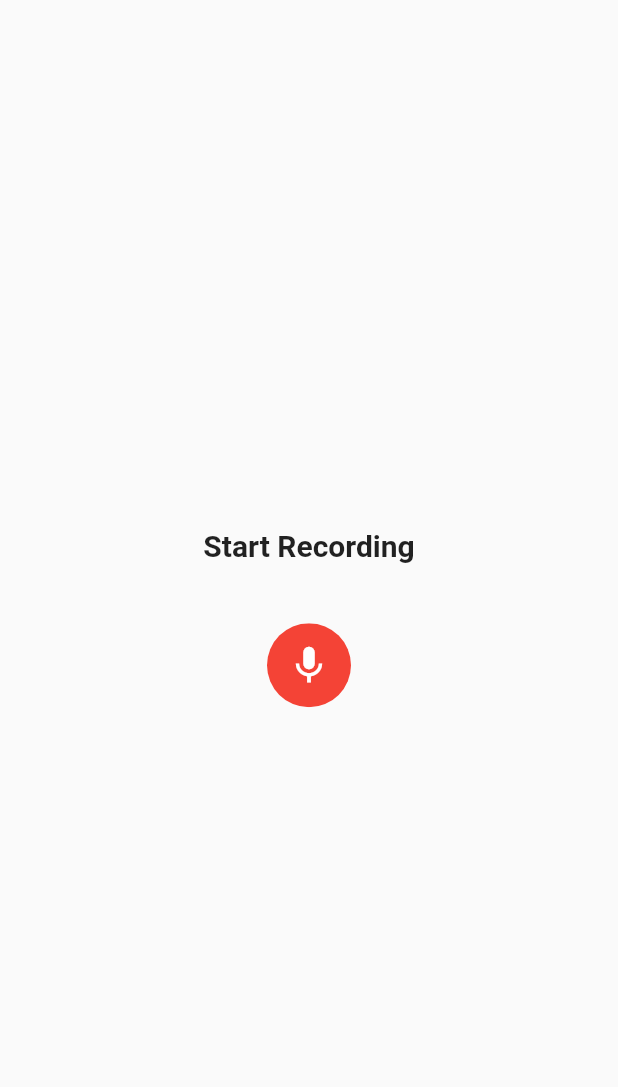
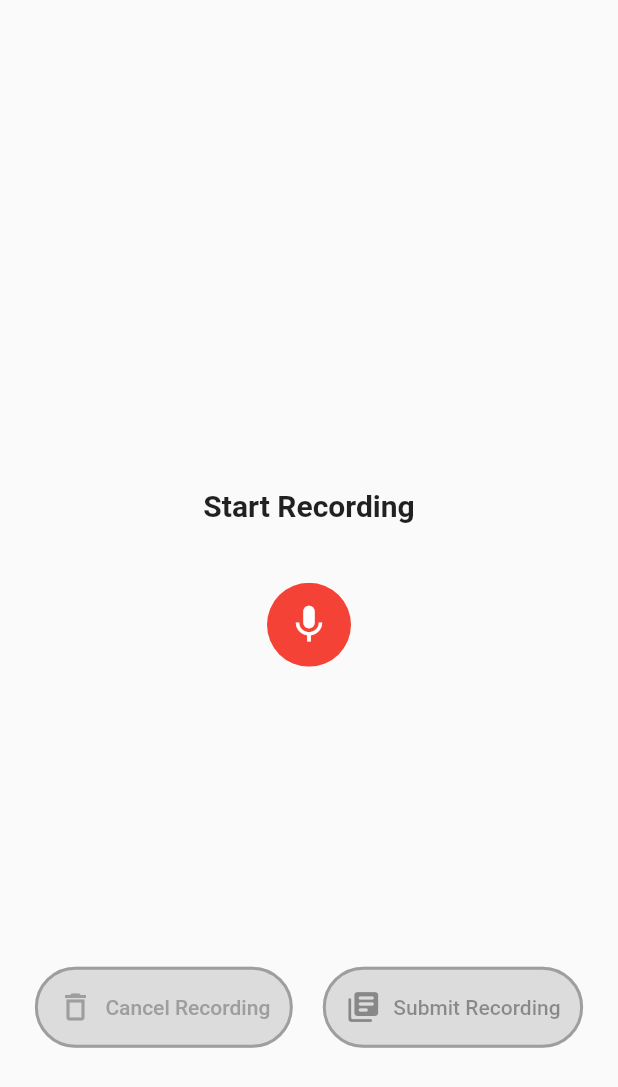
Before and after one commit to rohansolse/recorder_poc, a Flutter app: the screen it shows after launch, on a phone screen of 412 x 824 dp. Shown: the top 1087 px of the screen. Run offline on Flutter 3.47's test engine with Material 2 defaults, Android fonts, the phone set to English and light mode, and no system bars; our stand-ins replace audioplayers; missing offline and left inert: record; statements that could not run were skipped.

Commit message:
buttons with enable disable functionality done

```diff
--- a/lib/audio_recorder.dart
+++ b/lib/audio_recorder.dart
@@ -20,6 +20,7 @@ class _AudioRecorderState extends State<AudioRecorder> {
   RecordState _recordState = RecordState.stop;
   StreamSubscription<Amplitude>? _amplitudeSub;
   Amplitude? _amplitude;
+  late bool isRecordingStarted = false;
 
   @override
   void initState() {
@@ -27,7 +28,13 @@ class _AudioRecorderState extends State<AudioRecorder> {
       setState(() => _recordState = recordState);
     });
 
-    _amplitudeSub = _audioRecorder.onAmplitudeChanged(const Duration(milliseconds: 300)).listen((amp) => setState(() => _amplitude = amp));
+    _amplitudeSub = _audioRecorder
+        .onAmplitudeChanged(
+          const Duration(milliseconds: 300),
+        )
+        .listen(
+          (amp) => setState(() => _amplitude = amp),
+        );
 
     super.initState();
   }
@@ -35,6 +42,9 @@ class _AudioRecorderState extends State<AudioRecorder> {
   Future<void> _start() async {
     try {
       if (await _audioRecorder.hasPermission()) {
+        setState(() {
+          isRecordingStarted = true;
+        });
         // We don't do anything with this but printing
         final isSupported = await _audioRecorder.isEncoderSupported(
           AudioEncoder.aacLc,
@@ -59,6 +69,9 @@ class _AudioRecorderState extends State<AudioRecorder> {
   }
 
   Future<void> _stop() async {
+    setState(() {
+      isRecordingStarted = false;
+    });
     _timer?.cancel();
     _recordDuration = 0;
 
@@ -86,19 +99,55 @@ class _AudioRecorderState extends State<AudioRecorder> {
         child: Column(
           mainAxisAlignment: MainAxisAlignment.center,
           children: [
+            const SizedBox(height: 200),
             _buildText(),
-              SizedBox(height: 40),
+            const SizedBox(height: 40),
             _buildRecordStopControl(),
-              // Row(
-              //   mainAxisAlignment: MainAxisAlignment.center,
-              //   children: <Widget>[
-              //     _buildRecordStopControl(),
-              //     const SizedBox(width: 20),
-              //     _buildPauseResumeControl(),
-              //     const SizedBox(width: 20),
-              //     _buildText(),
-              //   ],
-              // ),
+            const SizedBox(height: 200),
+            Row(
+              mainAxisAlignment: MainAxisAlignment.center,
+              children: [
+                ElevatedButton.icon(
+                  icon: Icon(
+                    Icons.delete_outline_outlined,
+                    color: isRecordingStarted ? const Color.fromRGBO(0, 152, 116, 1) : const Color.fromRGBO(158, 158, 158, 1),
+                  ),
+                  label: Text(
+                    'Cancel Recording',
+                    style: isRecordingStarted
+                        ? const TextStyle(color: Color.fromRGBO(0, 152, 116, 1))
+                        : const TextStyle(color: Color.fromRGBO(158, 158, 158, 1)),
+                  ),
+                  onPressed: isRecordingStarted ? () {} : null,
+                  style: ElevatedButton.styleFrom(
+                    backgroundColor: Colors.white,
+                    padding: const EdgeInsets.symmetric(horizontal: 15.0, vertical: 15.0),
+                    shape: RoundedRectangleBorder(
+                      borderRadius: BorderRadius.circular(50.0),
+                      side: isRecordingStarted
+                          ? const BorderSide(color: Color.fromRGBO(0, 152, 116, 1), width: 2)
+                          : const BorderSide(color: Color.fromRGBO(158, 158, 158, 1), width: 2),
+                    ),
+                  ),
+                ),
+                const SizedBox(width: 20),
+                ElevatedButton.icon(
+                  icon: const Icon(Icons.my_library_books_rounded),
+                  label: const Text('Submit Recording'),
+                  onPressed: isRecordingStarted ? () {} : null,
+                  style: ElevatedButton.styleFrom(
+                    backgroundColor: const Color.fromRGBO(0, 152, 116, 1),
+                    padding: const EdgeInsets.symmetric(horizontal: 15.0, vertical: 15.0),
+                    shape: RoundedRectangleBorder(
+                      borderRadius: BorderRadius.circular(50.0),
+                      side: isRecordingStarted
+                          ? const BorderSide(color: Color.fromRGBO(0, 152, 116, 1), width: 2)
+                          : const BorderSide(color: Color.fromRGBO(158, 158, 158, 1), width: 2),
+                    ),
+                  ),
+                ),
+              ],
+            ),
             // if (_amplitude != null) ...[
             //   const SizedBox(height: 40),
             //   Text('Current: ${_amplitude?.current ?? 0.0}'),
@@ -127,8 +176,8 @@ class _AudioRecorderState extends State<AudioRecorder> {
       icon = const Icon(Icons.stop, color: Colors.white, size: 30);
       color = Colors.red;
     } else {
-      final theme = Theme.of(context);
-      icon = Icon(Icons.mic, color: Colors.white, size: 30);
+      // final theme = Theme.of(context);
+      icon = const Icon(Icons.mic, color: Colors.white, size: 30);
       color = Colors.red;
     }
 
--- a/lib/main.dart
+++ b/lib/main.dart
@@ -6,7 +6,7 @@ import 'package:recorder_poc/audio_recorder.dart';
 void main() => runApp(const MyApp());
 
 class MyApp extends StatefulWidget {
-  const MyApp({Key? key}) : super(key: key);
+  const MyApp({super.key});
 
   @override
   State<MyApp> createState() => _MyAppState();
@@ -45,8 +45,8 @@ class _MyAppState extends State<MyApp> {
                       height: 0,
                       width: 0,
                     ),
-            SizedBox(
-              height: 200,
+              Container(
+                height: 700,
                 child: AudioRecorder(
                   onStop: (path) {
                     if (kDebugMode) print('Recorded file path: $path');
@@ -56,9 +56,10 @@ class _MyAppState extends State<MyApp> {
                     });
                   },
                 ),
-            )
+              ),
             ],
-        )),
+          ),
+        ),
       ),
     );
   }
--- a/pubspec.yaml
+++ b/pubspec.yaml
@@ -63,9 +63,8 @@ flutter:
   uses-material-design: true
 
   # To add assets to your application, add an assets section, like this:
-  # assets:
-  #   - images/a_dot_burr.jpeg
-  #   - images/a_dot_ham.jpeg
+  assets:
+    - assets/icons
 
   # An image asset can refer to one or more resolution-specific "variants", see
   # https://flutter.dev/assets-and-images/#resolution-aware
```
Also changed, not shown: assets/icons/cancelRecording.png (added), assets/icons/submitRecording.png (added). Lines whose indentation alone changed are shown as unchanged.
